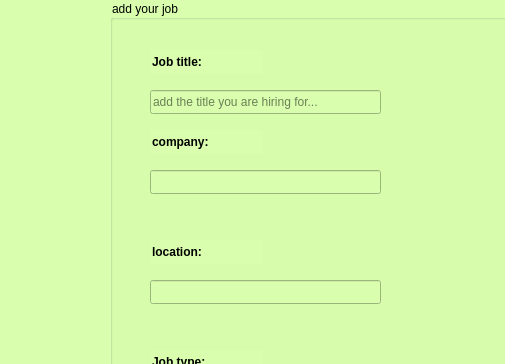
Old version of the form addjob.ui in the repository white-vessel/eyd-project; both pictures show x 0 to 505 and y 0 to 364 of the 961 by 600 pixel window.
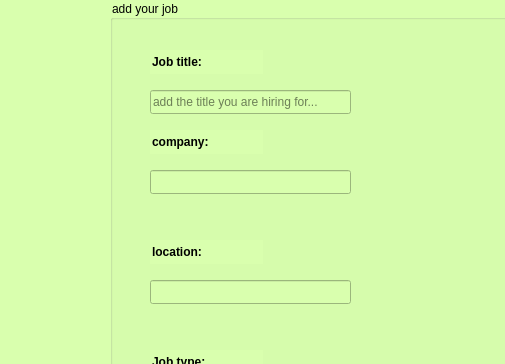
New version of the form. Icons and pictures are not drawn.

What changed in the file:
```diff
--- a/addjob.ui
+++ b/addjob.ui
@@ -36,7 +36,7 @@
       <rect>
        <x>40</x>
        <y>90</y>
-       <width>231</width>
+       <width>201</width>
        <height>24</height>
       </rect>
      </property>
@@ -71,7 +71,7 @@
       <rect>
        <x>40</x>
        <y>170</y>
-       <width>231</width>
+       <width>201</width>
        <height>24</height>
       </rect>
      </property>
@@ -81,7 +81,7 @@
       <rect>
        <x>40</x>
        <y>280</y>
-       <width>231</width>
+       <width>201</width>
        <height>24</height>
       </rect>
      </property>
```
